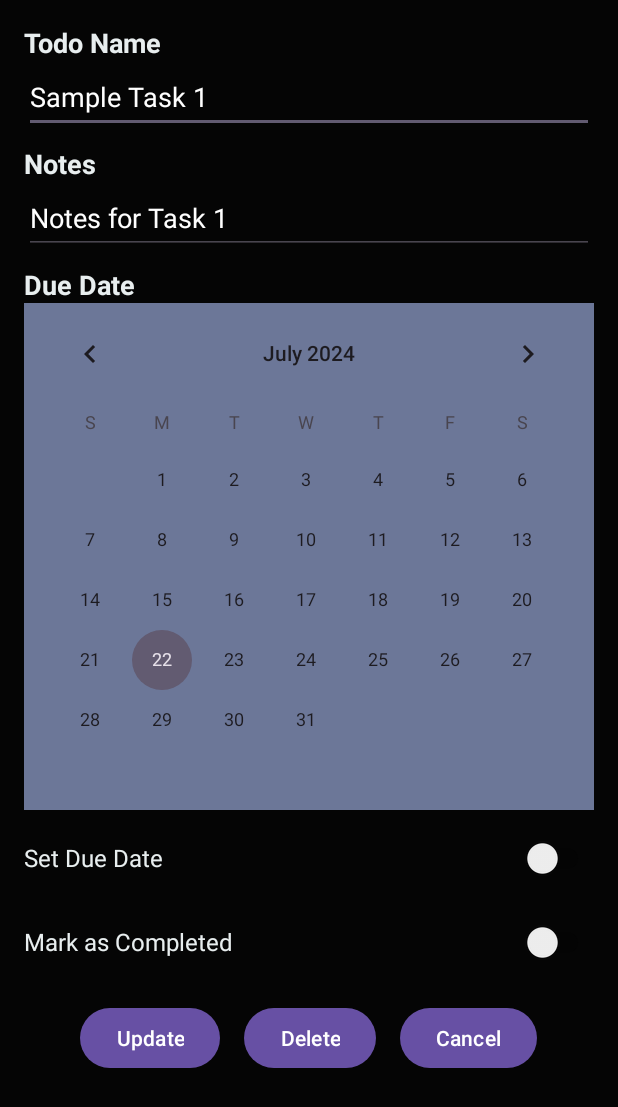
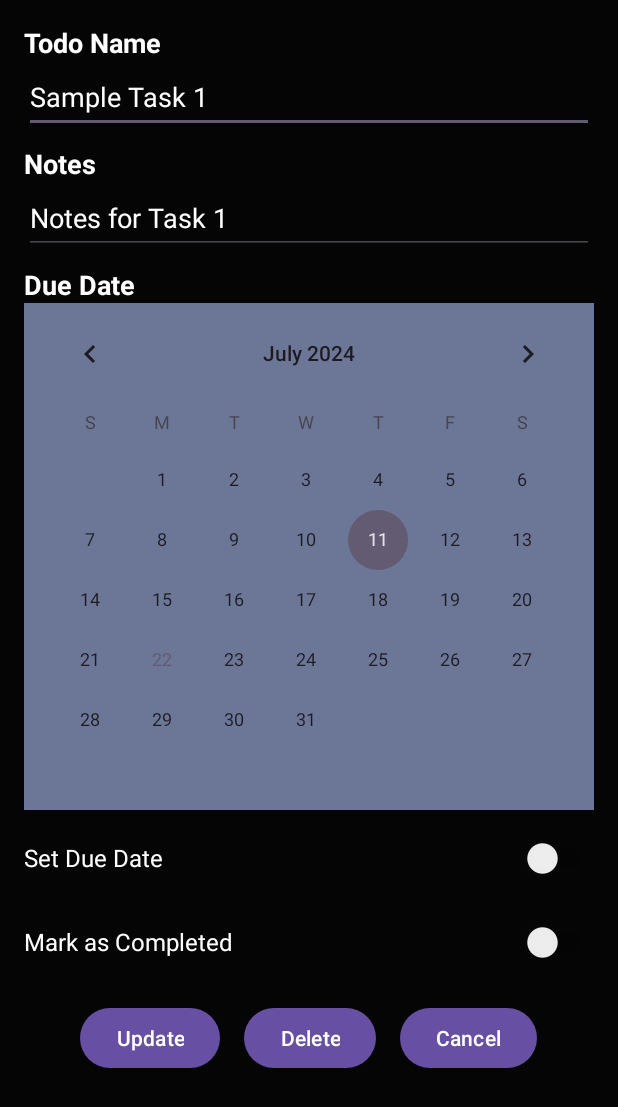
Before and after one commit to Sakila-lama/ToDoList--App-Kotlin, an Android app: the screen it shows after launch (TodoDetailsActivity), after a tap on "Edit", on a phone screen of 412 x 824 dp. Shown: the top 1107 px of the screen. Run offline under Robolectric (Android 15) with nearby library versions, the phone set to English and light mode, and no system bars.

Commit message:
added Header comments and code comments

```diff
--- a/app/src/main/java/ca/georgiancollege/assignment3_comp3025/MainActivity.kt
+++ b/app/src/main/java/ca/georgiancollege/assignment3_comp3025/MainActivity.kt
@@ -1,3 +1,13 @@
+/**
+ * File name: MainActivity.kt
+ * Author: Sakila lama
+ * StudentID: 200548805
+ * Date: July, 21st, 2024
+ * App description: MainActivity class displaying a list of Todo items.
+ * Version information: 1.0
+ */
+
+
 package ca.georgiancollege.assignment3_comp3025
 
 import android.content.Intent
@@ -6,34 +16,39 @@ import androidx.appcompat.app.AppCompatActivity
 import androidx.recyclerview.widget.LinearLayoutManager
 import ca.georgiancollege.assignment3_comp3025.databinding.ActivityMainBinding
 
+// MainActivity class displaying a list of Todo items
 class MainActivity : AppCompatActivity() {
-    private lateinit var binding: ActivityMainBinding
-    private lateinit var todoAdapter: TodoAdapter
-    private val todoList = mutableListOf<Todo>()
+    private lateinit var binding: ActivityMainBinding // Binding object for the activity's layout
+    private lateinit var todoAdapter: TodoAdapter // Adapter for the RecyclerView
+    private val todoList = mutableListOf<Todo>() // List to hold Todo items
 
     override fun onCreate(savedInstanceState: Bundle?) {
         super.onCreate(savedInstanceState)
         binding = ActivityMainBinding.inflate(layoutInflater)
         setContentView(binding.root)
 
+        // Initialize the adapter with the todoList and a click listener for the edit button
         todoAdapter = TodoAdapter(todoList) { todo ->
             val intent = Intent(this, TodoDetailsActivity::class.java)
-            intent.putExtra("TODO", todo)
+            intent.putExtra("TODO", todo) // Pass the selected Todo item to TodoDetailsActivity
             startActivity(intent)
         }
 
+        // Set up the RecyclerView with the adapter and a layout manager
         binding.recyclerViewTodos.adapter = todoAdapter
         binding.recyclerViewTodos.layoutManager = LinearLayoutManager(this)
 
         loadTodos()
     }
 
+    // Function to load initial Todo items into the list
     private fun loadTodos() {
         todoList.add(Todo("Sample Task 1", "Notes for Task 1", "2024-07-11", false))
         todoList.add(Todo("Sample Task 2", "Notes for Task 2", "", false))
         todoAdapter.notifyDataSetChanged()
     }
 
+    // Function to add a new Todo item to the list
     private fun addNewTodo() {
         val newTodo = Todo(
             name = "New Task",
--- a/app/src/main/java/ca/georgiancollege/assignment3_comp3025/TodoAdapter.kt
+++ b/app/src/main/java/ca/georgiancollege/assignment3_comp3025/TodoAdapter.kt
@@ -1,3 +1,13 @@
+/**
+ * File name: MainActivity.kt
+ * Author: Sakila lama
+ * StudentID: 200548805
+ * Date: July, 21st, 2024
+ * App description: Adapter for displaying a list of Todo items in a RecyclerView.
+ * Version information: 1.0
+ */
+
+
 package ca.georgiancollege.assignment3_comp3025
 
 import android.view.LayoutInflater
@@ -6,29 +16,36 @@ import android.view.ViewGroup
 import androidx.recyclerview.widget.RecyclerView
 import ca.georgiancollege.assignment3_comp3025.databinding.ItemTodoBinding
 
+// Adapter for displaying a list of Todo items in a RecyclerView
 class TodoAdapter
     (
     private val todoList: List<Todo>,
-    private val onEditClick: (Todo) -> Unit
+    private val onEditClick: (Todo) -> Unit  // Callback for handling edit button clicks
     ) : RecyclerView.Adapter<TodoAdapter.TodoViewHolder>()
 
 {
-    inner class TodoViewHolder(private val binding: ItemTodoBinding) : RecyclerView.ViewHolder(binding.root) {
+    // ViewHolder class for holding and binding views for each Todo item
+    inner class TodoViewHolder(private val binding: ItemTodoBinding) : RecyclerView.ViewHolder(binding.root)
+    {
+        // Bind the data to the views
         fun bind(todo: Todo) {
-            binding.textViewTaskName.text = todo.name
-            binding.textViewDueDate.text = todo.dueDate
-            binding.switchCompleted.isChecked = todo.isCompleted
+            binding.textViewTaskName.text = todo.name // Set task name
+            binding.textViewDueDate.text = todo.dueDate // Set due date
+            binding.switchCompleted.isChecked = todo.isCompleted // Set completion status
 
+            // Show or hide due date based on its presence
             if (todo.dueDate.isNotEmpty()) {
                 binding.textViewDueDate.visibility = android.view.View.VISIBLE
             } else {
                 binding.textViewDueDate.visibility = android.view.View.GONE
             }
 
+            // Set click listener for the edit button
             binding.buttonEdit.setOnClickListener {
                 onEditClick(todo)
             }
 
+            // Set change listener for the completion switch
             binding.switchCompleted.setOnCheckedChangeListener { _, isChecked ->
                 todo.isCompleted = isChecked
                 binding.textViewTaskName.alpha = if (isChecked) 0.5f else 1.0f
@@ -36,14 +53,17 @@ class TodoAdapter
         }
     }
 
+    // Create and return a new ViewHolder instance
     override fun onCreateViewHolder(parent: ViewGroup, viewType: Int): TodoViewHolder {
         val binding = ItemTodoBinding.inflate(LayoutInflater.from(parent.context), parent, false)
         return TodoViewHolder(binding)
     }
 
+    // Bind the ViewHolder with the data at the specified position
     override fun onBindViewHolder(holder: TodoViewHolder, position: Int) {
         holder.bind(todoList[position])
     }
 
+    // Return the total number of items in the list
     override fun getItemCount() = todoList.size
 }
--- a/app/src/main/java/ca/georgiancollege/assignment3_comp3025/TodoDetailsActivity.kt
+++ b/app/src/main/java/ca/georgiancollege/assignment3_comp3025/TodoDetailsActivity.kt
@@ -1,37 +1,67 @@
+/**
+ * File name: TodoDetailsActivity.kt
+ * Author: Sakila Lama
+ * StudentID: 200548805
+ * Date: July, 21st, 2024
+ * App description: Activity for displaying and editing details of a Todo item.
+ * Version information: 1.0
+ */
+
+
 package ca.georgiancollege.assignment3_comp3025
 
 import android.os.Bundle
+import android.util.Log
 import androidx.appcompat.app.AppCompatActivity
 import ca.georgiancollege.assignment3_comp3025.databinding.ActivityTodoDetailsBinding
+import java.text.SimpleDateFormat
+import java.util.Locale
 
+// Activity for displaying and editing details of a Todo item
 class TodoDetailsActivity : AppCompatActivity() {
     private lateinit var binding: ActivityTodoDetailsBinding
+    private val dateFormat = SimpleDateFormat("yyyy-MM-dd", Locale.getDefault())
 
     override fun onCreate(savedInstanceState: Bundle?) {
         super.onCreate(savedInstanceState)
         binding = ActivityTodoDetailsBinding.inflate(layoutInflater)
         setContentView(binding.root)
 
+        // Retrieve the Todo object passed via Intent
         val todo = intent.getSerializableExtra("TODO") as? Todo
+        Log.d("TodoDetailsActivity", "Received Todo: $todo")
 
+
+        // If the Todo object is not null, populate the UI fields with its data
         todo?.let {
-            binding.editTextTodoName.setText(it.name)
-            binding.editTextNotes.setText(it.notes)
-            binding.switchCompletedDetail.isChecked = it.isCompleted
+            binding.editTextTodoName.setText(it.name) // Set the task name
+            binding.editTextNotes.setText(it.notes) // Set the notes
+            binding.switchCompletedDetail.isChecked = it.isCompleted // Set the completion status
 
+            // If dueDate is not empty, set the CalendarView's date
             if (it.dueDate.isNotEmpty()) {
-                binding.calendarViewDueDate.date = it.dueDate.toLong()
+                try {
+                    val date = dateFormat.parse(it.dueDate)
+                    date?.let {
+                        binding.calendarViewDueDate.date = date.time
+                    }
+                } catch (e: Exception) {
+                    Log.e("TodoDetailsActivity", "Error parsing date: ${e.message}")
+                }
             }
         }
 
+        // Set click listener for the update button
         binding.buttonUpdate.setOnClickListener {
             // Update todo logic
         }
 
+        // Set click listener for the delete button
         binding.buttonDelete.setOnClickListener {
             // Delete todo logic
         }
 
+        // Set click listener for the cancel button
         binding.buttonCancel.setOnClickListener {
             finish()
         }
--- a/app/src/main/res/layout/activity_todo_details.xml
+++ b/app/src/main/res/layout/activity_todo_details.xml
@@ -11,7 +11,7 @@
         android:layout_width="wrap_content"
         android:layout_height="wrap_content"
         android:text="@string/todo_name_label"
-        android:textColor="#E8EEEF"
+        android:textColor="@color/white"
         android:textSize="18sp"
         android:textStyle="bold" />
 
@@ -30,7 +30,7 @@
         android:layout_height="wrap_content"
         android:layout_marginTop="8dp"
         android:text="@string/notes_label"
-        android:textColor="#E8EEEF"
+        android:textColor="@color/white"
         android:textSize="18sp"
         android:textStyle="bold" />
 
@@ -49,7 +49,7 @@
         android:layout_height="wrap_content"
         android:layout_marginTop="8dp"
         android:text="@string/due_date_label"
-        android:textColor="#E8EEEF"
+        android:textColor="@color/white"
         android:textSize="18sp"
         android:textStyle="bold" />
 
@@ -57,7 +57,7 @@
         android:id="@+id/calendarViewDueDate"
         android:layout_width="match_parent"
         android:layout_height="wrap_content"
-        android:background="#6C7798" />
+        android:background="@color/DueDateColor" />
 
     <Switch
         android:id="@+id/switchDueDate"
@@ -65,7 +65,7 @@
         android:layout_height="48dp"
         android:layout_marginTop="8dp"
         android:text="@string/set_due_date"
-        android:textColor="#E8EEEF"
+        android:textColor="@color/white"
         android:textSize="16sp" />
 
     <Switch
@@ -74,7 +74,7 @@
         android:layout_height="48dp"
         android:layout_marginTop="8dp"
         android:text="@string/mark_as_completed"
-        android:textColor="#E8EEEF"
+        android:textColor="@color/white"
         android:textSize="16sp" />
 
     <LinearLayout
@@ -88,21 +88,24 @@
             android:id="@+id/buttonUpdate"
             android:layout_width="wrap_content"
             android:layout_height="48dp"
-            android:text="@string/update" />
+            android:text="@string/update"
+            android:textColorLink="@color/PurpleColour" />
 
         <Button
             android:id="@+id/buttonDelete"
             android:layout_width="wrap_content"
             android:layout_height="48dp"
             android:layout_marginStart="16dp"
-            android:text="@string/delete" />
+            android:text="@string/delete"
+            android:textColorLink="@color/PurpleColour" />
 
         <Button
             android:id="@+id/buttonCancel"
             android:layout_width="wrap_content"
             android:layout_height="48dp"
             android:layout_marginStart="16dp"
-            android:text="@string/cancel" />
+            android:text="@string/cancel"
+            android:textColorLink="@color/PurpleColour" />
     </LinearLayout>
 
 </LinearLayout>
--- a/app/src/main/res/layout/item_todo.xml
+++ b/app/src/main/res/layout/item_todo.xml
@@ -36,6 +36,7 @@
             android:layout_width="wrap_content"
             android:layout_height="wrap_content"
             android:text="@string/due_date"
+            android:textColorLink="@color/PurpleColour"
             android:textSize="14sp"
             android:visibility="visible" />
 
@@ -45,5 +46,6 @@
         android:id="@+id/buttonEdit"
         android:layout_width="wrap_content"
         android:layout_height="48dp"
-        android:text="Edit" />
+        android:text="Edit"
+        android:textColorLink="@color/PurpleColour" />
 </LinearLayout>
--- a/app/src/main/res/values/colors.xml
+++ b/app/src/main/res/values/colors.xml
@@ -3,4 +3,6 @@
     <color name="black">#FF000000</color>
     <color name="white">#FFFFFFFF</color>
     <color name="text_hint_colour">#757373</color>
+    <color name="DueDateColor">#6C7798</color>
+    <color name="PurpleColour">#ffd0bcff</color>
 </resources>
```
Also changed, not shown: app/src/main/java/ca/georgiancollege/assignment3_comp3025/Todo.kt (+10 -0 lines).
